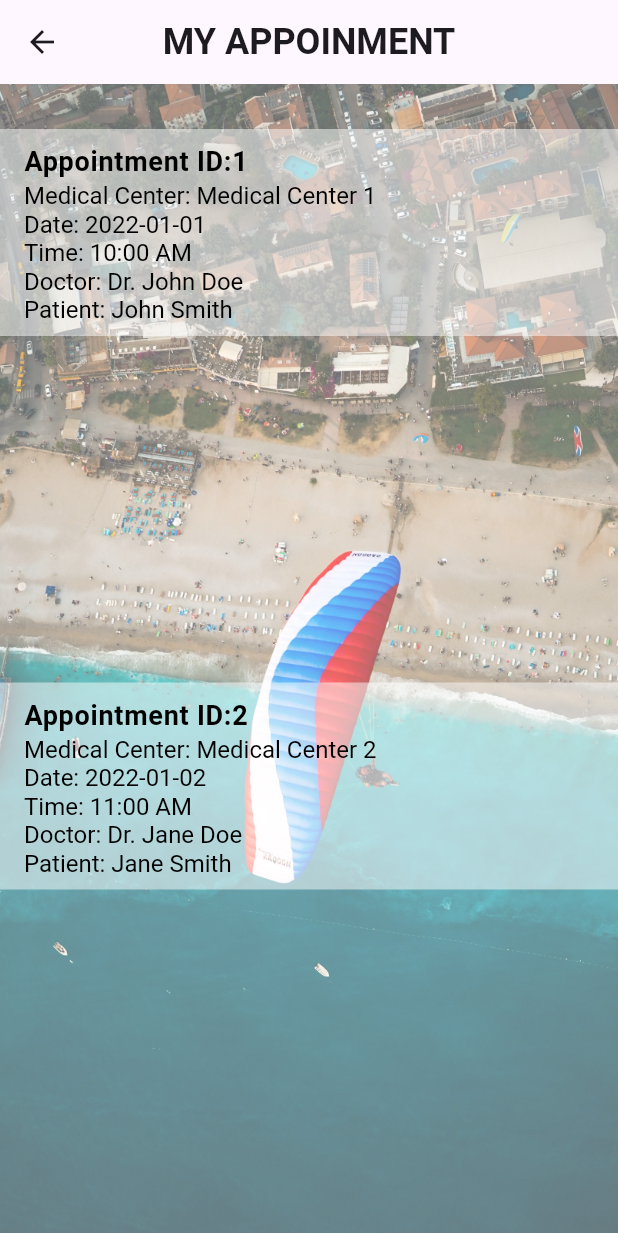
After one commit to Dhanith-Randula/DownSouth-Medical-Center-Mobile-App, a Flutter app: the MyAppoinment screen opened by its route, on a phone screen of 412 x 824 dp. The commit adds this screen. Shown: the top 1233 px of the screen. Run offline on Flutter 3.47's test engine with Material 3 defaults, Android fonts, the phone set to English and light mode, and no system bars; our stand-ins replace animated_text_kit, google_maps_flutter.

Commit message:
create a new page

```diff
--- a/lib/main.dart
+++ b/lib/main.dart
@@ -8,6 +8,7 @@ import 'package:flash_chat/screens/signup_screen.dart';
 import 'package:flash_chat/screens/welcome_screen.dart';
 import 'package:flash_chat/screens/forget_passsword_screen.dart';
 import 'package:flash_chat/screens/find_medical_center.dart';
+import 'package:flash_chat/screens/myAppoinment.dart';
 
 
 void main() => runApp(MedicalCenter());
@@ -24,6 +25,7 @@ class MedicalCenter extends StatelessWidget {
         CustomerDashboardPage.id: (context) => CustomerDashboardPage(),
         SettingsPage.id: (context) => SettingsPage(),
         FindMedicalCenter.id: (context) => FindMedicalCenter(),
+        MyAppoinment.id: (context) => MyAppoinment(),
 
         SignInScreen.id: (context) => SignInScreen(),
         ForgetPasswordScreen.id: (context) => ForgetPasswordScreen(),
--- a/lib/screens/home_page.dart
+++ b/lib/screens/home_page.dart
@@ -4,6 +4,7 @@ import 'package:flutter/material.dart';
 import 'package:flash_chat/components/image_text_homepage.dart';
 import 'package:flash_chat/screens/signin_screen.dart';
 import 'package:flash_chat/screens/find_medical_center.dart';
+import 'package:flash_chat/screens/myAppoinment.dart';
 
 import 'package:flash_chat/screens/search_map_page.dart';
 
@@ -108,10 +109,10 @@ class _HomePageState extends State<HomePage>
                   height: 10,
                 ),
                 RowImageText(
-                  title1: 'Name 3',
+                  title1: 'MY APPOINMENT',
                   image1: AssetImage('images/image3.jpg'),
                   onPressed1: () {
-                    Navigator.pushNamed(context, SignInScreen.id);
+                    Navigator.pushNamed(context, MyAppoinment.id);
                   },
                   title2: 'Name 4',
                   image2: AssetImage('images/image4.jpg'),
--- /dev/null
+++ b/lib/screens/myAppoinment.dart
@@ -0,0 +1,161 @@
+import 'package:flutter/material.dart';
+
+
+class MyAppoinment extends StatelessWidget {
+  static const String id = 'my_appoinment';
+  const MyAppoinment({Key? key}) : super(key: key);
+
+  @override
+  Widget build(BuildContext context) {
+    return Scaffold(
+      appBar: AppBar(
+        backgroundColor: const Color.fromARGB(0, 214, 214, 214),
+        centerTitle: true,
+        leading: BackButton(),
+        title: Text(
+          'MY APPOINMENT',
+          style: TextStyle(
+            fontSize: 24,
+            fontWeight: FontWeight.bold,
+          ),
+        ),
+      ),
+      body: Container(
+        decoration: BoxDecoration(
+          image: DecorationImage(
+            image: AssetImage(
+                'images/background_image.jpg'), // replace with your image
+            fit: BoxFit.cover,
+          ),
+          color: const Color.fromARGB(85, 255, 255, 255)
+              .withOpacity(0.5), // this makes the color white with 50% opacity
+        ),
+        child: Container(
+          color: Colors.white.withOpacity(0.4),
+          child: Column(
+            mainAxisAlignment: MainAxisAlignment.center,
+            crossAxisAlignment: CrossAxisAlignment.center,
+            children: [
+              SizedBox(height: 30),
+              Expanded(
+                child: ListView.builder(
+                  itemCount: myAppointmentList.length,
+                  itemBuilder: (context, index) {
+                    return Container(
+                      color: Colors.white.withOpacity(0.5),
+                      child: ListTile(
+                        subtitleTextStyle: TextStyle(
+                          color: Colors.black,
+                          fontSize: 16,
+                        ),
+                        title: Text(
+                          'Appointment ID:' +
+                              myAppointmentList[index]['appointment_id']!,
+                          style: TextStyle(
+                            color: Colors.black,
+                            fontSize: 18,
+                            fontWeight: FontWeight.bold,
+                          ),
+                        ),
+                        subtitle: Column(
+                          crossAxisAlignment: CrossAxisAlignment.start,
+                          children: [
+                            Text(
+                              'Medical Center: ' +
+                                  myAppointmentList[index]
+                                      ['medical_center_name']!,
+                            ),
+                            Text(
+                              'Date: ' + myAppointmentList[index]['date']!,
+                            ),
+                            Text(
+                              'Time: ' + myAppointmentList[index]['time']!,
+                            ),
+                            Text(
+                              'Doctor: ' +
+                                  myAppointmentList[index]['doctor_name']!,
+                            ),
+                            Text(
+                              'Patient: ' +
+                                  myAppointmentList[index]['patient_name']!,
+                            ),
+                          ],
+                        ),
+                      ),
+                    );
+                  },
+                ),
+              ),
+              Expanded(
+                child: ListView.builder(
+                  itemCount: mySecondAppointmentList.length,
+                  itemBuilder: (context, index) {
+                    return Container(
+                      color: Colors.white.withOpacity(0.5),
+                      child: ListTile(
+                        subtitleTextStyle: TextStyle(
+                          color: Colors.black,
+                          fontSize: 16,
+                        ),
+                        title: Text(
+                          'Appointment ID:' +
+                              mySecondAppointmentList[index]['appointment_id']!,
+                          style: TextStyle(
+                            color: Colors.black,
+                            fontSize: 18,
+                            fontWeight: FontWeight.bold,
+                          ),
+                        ),
+                        subtitle: Column(
+                          crossAxisAlignment: CrossAxisAlignment.start,
+                          children: [
+                            Text('Medical Center: ' +
+                                mySecondAppointmentList[index]
+                                    ['medical_center_name']!),
+                            Text('Date: ' +
+                                mySecondAppointmentList[index]['date']!),
+                            Text('Time: ' +
+                                mySecondAppointmentList[index]['time']!),
+                            Text('Doctor: ' +
+                                mySecondAppointmentList[index]['doctor_name']!),
+                            Text('Patient: ' +
+                                mySecondAppointmentList[index]
+                                    ['patient_name']!),
+                          ],
+                        ),
+                      ),
+                    );
+                  },
+                ),
+              ),
+            ],
+          ),
+        ),
+      ),
+    );
+  }
+}
+
+List<Map<String, String>> myAppointmentList = [
+  {
+    'appointment_id': '1',
+    'date': '2022-01-01',
+    'time': '10:00 AM',
+    'medical_center_name': 'Medical Center 1',
+    'doctor_name': 'Dr. John Doe',
+    'patient_name': 'John Smith',
+  },
+  // Add more appointments here
+];
+
+List<Map<String, String>> mySecondAppointmentList = [
+  {
+    'appointment_id': '2',
+    'date': '2022-01-02',
+    'time': '11:00 AM',
+    'medical_center_name': 'Medical Center 2',
+    'doctor_name': 'Dr. Jane Doe',
+    'patient_name': 'Jane Smith',
+  },
+  // Add more appointments here
+];
```
